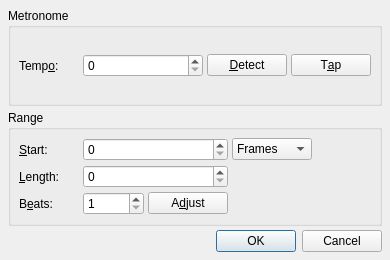
Qt form src/qtractorTempoAdjustForm.ui (rncbc/qtractor) before a commit.
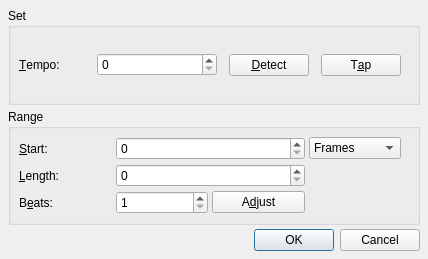
The same form after that commit. Icons and pictures are not drawn. Custom widgets are drawn as their Qt base class.

Commit message: [xaubio] Clip / Tempo Adjust dialog refactoring... (polished)

```diff
--- a/src/qtractorTempoAdjustForm.ui
+++ b/src/qtractorTempoAdjustForm.ui
@@ -26,8 +26,8 @@
    <rect>
     <x>0</x>
     <y>0</y>
-    <width>320</width>
-    <height>260</height>
+    <width>428</width>
+    <height>259</height>
    </rect>
   </property>
   <property name="focusPolicy">
@@ -43,7 +43,7 @@
    <item>
     <widget class="QGroupBox" name="TempoGroupBox">
      <property name="title">
-      <string>Metronome</string>
+      <string>Set</string>
      </property>
      <layout class="QHBoxLayout">
       <item>
@@ -55,7 +55,7 @@
          </size>
         </property>
         <property name="text">
-         <string>Temp&amp;o:</string>
+         <string>&amp;Tempo:</string>
         </property>
         <property name="buddy">
          <cstring>TempoSpinBox</cstring>
@@ -80,6 +80,9 @@
         <property name="orientation">
          <enum>Qt::Horizontal</enum>
         </property>
+        <property name="sizeType">
+         <enum>QSizePolicy::Minimum</enum>
+        </property>
         <property name="sizeHint">
          <size>
           <width>8</width>
@@ -101,6 +104,22 @@
         </property>
        </widget>
       </item>
+      <item>
+       <spacer>
+        <property name="orientation">
+         <enum>Qt::Horizontal</enum>
+        </property>
+        <property name="sizeType">
+         <enum>QSizePolicy::Minimum</enum>
+        </property>
+        <property name="sizeHint">
+         <size>
+          <width>8</width>
+          <height>20</height>
+         </size>
+        </property>
+       </spacer>
+      </item>
       <item>
        <widget class="QPushButton" name="TempoTapPushButton">
         <property name="minimumSize">
@@ -114,6 +133,22 @@
         </property>
        </widget>
       </item>
+      <item>
+       <spacer>
+        <property name="orientation">
+         <enum>Qt::Horizontal</enum>
+        </property>
+        <property name="sizeType">
+         <enum>QSizePolicy::Minimum</enum>
+        </property>
+        <property name="sizeHint">
+         <size>
+          <width>8</width>
+          <height>20</height>
+         </size>
+        </property>
+       </spacer>
+      </item>
      </layout>
     </widget>
    </item>
@@ -185,6 +220,9 @@
         <property name="orientation">
          <enum>Qt::Horizontal</enum>
         </property>
+        <property name="sizeType">
+         <enum>QSizePolicy::Minimum</enum>
+        </property>
         <property name="sizeHint">
          <size>
           <width>8</width>
```
The commit also changes 3 other files.
